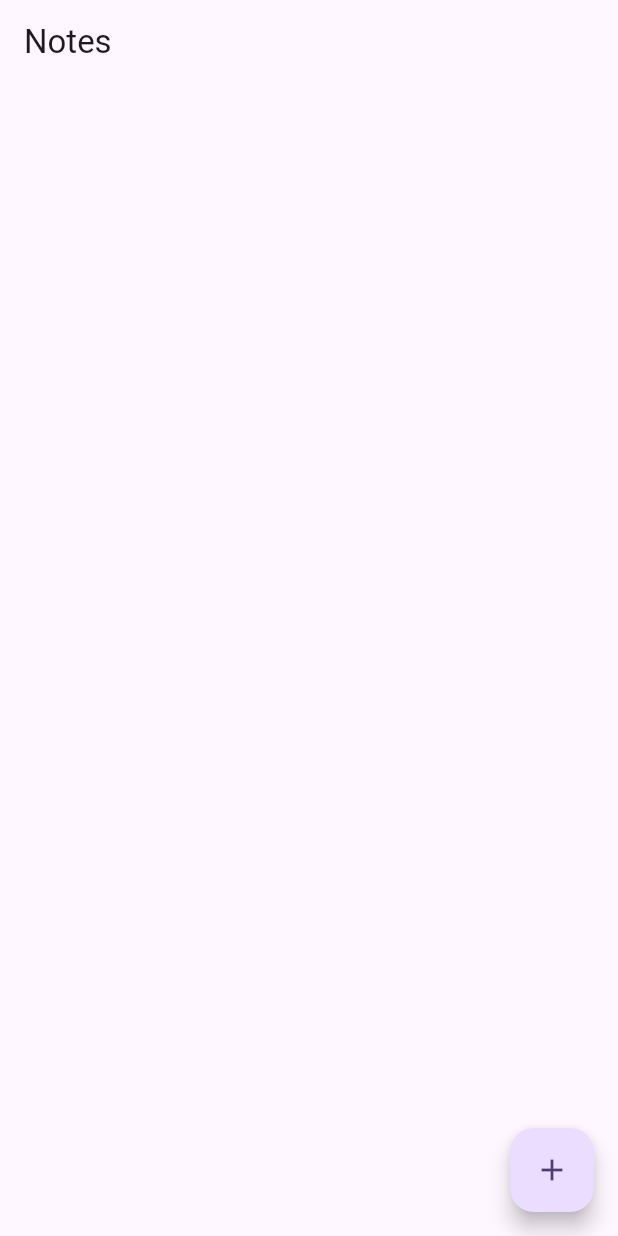
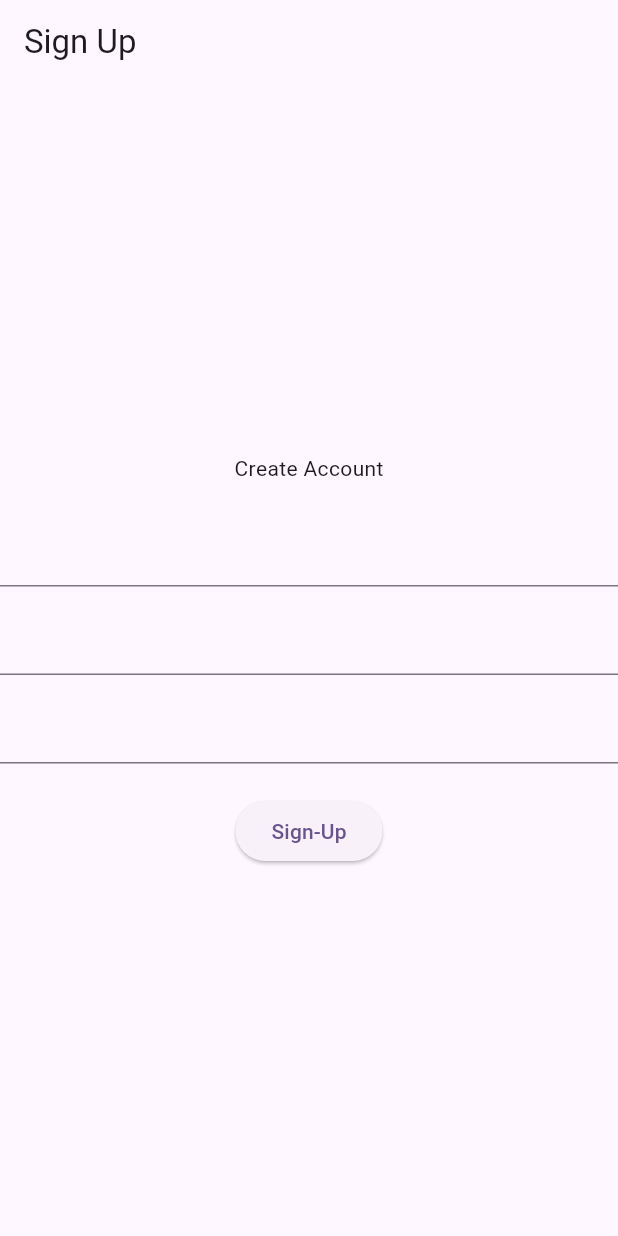
Before and after one commit to raunak2909/database_173, a Flutter app: the screen it shows after launch, on a phone screen of 412 x 824 dp. Run offline on Flutter 3.47's test engine with Material 2 defaults, Android fonts, the phone set to English and light mode, and no system bars; our stand-ins replace sqflite; accounts and stored records are empty.

Commit message:
Add user table and user sign up, login

```diff
--- a/lib/app_db.dart
+++ b/lib/app_db.dart
@@ -1,4 +1,5 @@
 import 'package:database_173/model/note_model.dart';
+import 'package:database_173/model/user_model.dart';
 import 'package:path/path.dart';
 import 'package:path_provider/path_provider.dart';
 import 'package:sqflite/sqflite.dart';
@@ -13,33 +14,37 @@ class AppDataBase {
 
   ///table
   static final String NOTE_TABLE = "notes";
-  ///columns
+  static final String USER_TABLE = "users";
+
+  ///users columns
+  static final String COLUMN_USER_ID = "uId";
+  static final String COLUMN_USER_NAME = "uName";
+  static final String COLUMN_USER_EMAIL = "uEmail";
+  static final String COLUMN_USER_PASS = "uPass";
+
+  ///note columns
+  ///add uid here also
   static final String COLUMN_NOTE_ID = "noteId";
   static final String COLUMN_NOTE_TITLE = "title";
   static final String COLUMN_NOTE_DESC = "desc";
-
-
-
-
-
 
   Future<Database> initDB() async {
     var docDirectory = await getApplicationDocumentsDirectory();
 
     var dbPath = join(docDirectory.path, "noteDb.db");
 
-    return await openDatabase(
-        dbPath,
-        version: 1,
-        onCreate: (db, version) {
+    return await openDatabase(dbPath, version: 1, onCreate: (db, version) {
       //create all your tables here
 
       db.execute(
-          "create table $NOTE_TABLE ( $COLUMN_NOTE_ID integer primary key autoincrement, $COLUMN_NOTE_TITLE text, $COLUMN_NOTE_DESC text )");
+          "create table $USER_TABLE ( $COLUMN_USER_ID integer primary key autoincrement, $COLUMN_USER_NAME text, $COLUMN_USER_EMAIL text, $COLUMN_USER_PASS text)");
+
+      db.execute(
+          "create table $NOTE_TABLE ( $COLUMN_NOTE_ID integer primary key autoincrement, $COLUMN_USER_ID integer, $COLUMN_NOTE_TITLE text, $COLUMN_NOTE_DESC text )");
     });
   }
 
-  Future<Database> getDB() async{
+  Future<Database> getDB() async {
     if (myDB != null) {
       return myDB!;
     } else {
@@ -48,23 +53,19 @@ class AppDataBase {
     }
   }
 
-
-  void addNote(NoteModel newNote) async{
-
+  void addNote(NoteModel newNote) async {
     var db = await getDB();
 
     db.insert(NOTE_TABLE, newNote.toMap());
-
   }
 
-  Future<List<NoteModel>> fetchNotes() async{
-
+  Future<List<NoteModel>> fetchNotes() async {
     var db = await getDB();
     List<NoteModel> arrNotes = [];
 
     var data = await db.query(NOTE_TABLE);
 
-    for(Map<String, dynamic> eachMap in data){
+    for (Map<String, dynamic> eachMap in data) {
       var noteModel = NoteModel.fromMap(eachMap);
       arrNotes.add(noteModel);
     }
@@ -72,16 +73,54 @@ class AppDataBase {
     return arrNotes;
   }
 
-  void updateNote(NoteModel updatedNote) async{
+  void updateNote(NoteModel updatedNote) async {
     var db = await getDB();
 
     //db.update(NOTE_TABLE, updatedNote.toMap(), where: "$COLUMN_NOTE_ID = ${updatedNote.note_id}");
-    db.update(NOTE_TABLE, updatedNote.toMap(), where: "$COLUMN_NOTE_ID = ?", whereArgs: ['${updatedNote.note_id}']);
+    db.update(NOTE_TABLE, updatedNote.toMap(),
+        where: "$COLUMN_NOTE_ID = ?", whereArgs: ['${updatedNote.note_id}']);
   }
 
-  void deleteNote(int id) async{
+  void deleteNote(int id) async {
     var db = await getDB();
 
     db.delete(NOTE_TABLE, where: "$COLUMN_NOTE_ID = $id");
   }
+
+  ///Queries for USER
+  Future<bool> createAccount(UserModel newUser) async{
+
+    var check = await checkIfUserAlreadyExists(newUser.user_email);
+
+    if(!check){
+      // create user
+      var db = await getDB();
+      db.insert(USER_TABLE, newUser.toMap());
+      return true;
+    } else {
+      // do not create account
+      return false;
+    }
+  }
+
+  Future<bool> checkIfUserAlreadyExists(String email) async{
+    var db = await getDB();
+
+    var data = await db.query(USER_TABLE, where: "$COLUMN_USER_EMAIL = ?", whereArgs: [email]);
+
+    return data.isNotEmpty;
+  }
+
+  ///login
+  Future<bool> authenticateUser(String email, String pass) async{
+    var db = await getDB();
+
+    var data = await db.query(USER_TABLE, where: "$COLUMN_USER_EMAIL = ? and $COLUMN_USER_PASS = ?", whereArgs: [email, pass]);
+
+    return data.isNotEmpty;
+  }
+
+
+
+
 }
--- a/lib/main.dart
+++ b/lib/main.dart
@@ -2,6 +2,7 @@ import 'dart:io';
 
 import 'package:database_173/app_db.dart';
 import 'package:database_173/model/note_model.dart';
+import 'package:database_173/user_onboarding/sign_up_page.dart';
 import 'package:flutter/material.dart';
 
 void main() {
@@ -20,7 +21,7 @@ class MyApp extends StatelessWidget {
         colorScheme: ColorScheme.fromSeed(seedColor: Colors.deepPurple),
         useMaterial3: true,
       ),
-      home: HomePage(),
+      home: SignUpPage(),
     );
   }
 }
@@ -170,12 +171,14 @@ class _HomePageState extends State<HomePage> {
                             if (isUpdate) {
                               ///update note here
                               appDB.updateNote(NoteModel(
+                                user_id: 1,
                                   note_id: noteId,
                                   note_title: titleController.text.toString(),
                                   note_desc: descController.text.toString()));
                             } else {
                               ///add note here
                               appDB.addNote(NoteModel(
+                                user_id: 1,
                                   note_id: 0,
                                   note_title: titleController.text.toString(),
                                   note_desc: descController.text.toString()));
--- a/lib/model/note_model.dart
+++ b/lib/model/note_model.dart
@@ -1,31 +1,32 @@
 import 'package:database_173/app_db.dart';
 
 class NoteModel {
+  int user_id;
   int note_id;
   String note_title;
   String note_desc;
 
-  NoteModel({
+  NoteModel(
+      {required this.user_id,
       required this.note_id,
       required this.note_title,
-      required this.note_desc
-      });
+      required this.note_desc});
 
   //fromMap --> Model
-  factory NoteModel.fromMap(Map<String, dynamic> map){
+  factory NoteModel.fromMap(Map<String, dynamic> map) {
     return NoteModel(
+        user_id: map[AppDataBase.COLUMN_USER_ID],
         note_id: map[AppDataBase.COLUMN_NOTE_ID],
         note_title: map[AppDataBase.COLUMN_NOTE_TITLE],
         note_desc: map[AppDataBase.COLUMN_NOTE_DESC]);
   }
 
-
   // Model --> toMap
-  Map<String, dynamic> toMap(){
+  Map<String, dynamic> toMap() {
     return {
-      AppDataBase.COLUMN_NOTE_TITLE : note_title,
-      AppDataBase.COLUMN_NOTE_DESC : note_desc
+      AppDataBase.COLUMN_USER_ID: user_id,
+      AppDataBase.COLUMN_NOTE_TITLE: note_title,
+      AppDataBase.COLUMN_NOTE_DESC: note_desc
     };
   }
-
 }
--- /dev/null
+++ b/lib/model/user_model.dart
@@ -0,0 +1,30 @@
+import 'package:database_173/app_db.dart';
+
+class UserModel {
+  int user_id;
+  String user_name;
+  String user_email;
+  String user_pass;
+
+  UserModel(
+      {required this.user_id,
+      required this.user_name,
+      required this.user_email,
+      required this.user_pass});
+
+  factory UserModel.fromMap(Map<String, dynamic> map){
+    return UserModel(
+        user_id: map[AppDataBase.COLUMN_USER_ID],
+        user_name: map[AppDataBase.COLUMN_USER_NAME],
+        user_email: map[AppDataBase.COLUMN_USER_EMAIL],
+        user_pass: map[AppDataBase.COLUMN_USER_PASS]);
+  }
+
+  Map<String, dynamic> toMap(){
+    return {
+      AppDataBase.COLUMN_USER_NAME : user_name,
+      AppDataBase.COLUMN_USER_EMAIL : user_email,
+      AppDataBase.COLUMN_USER_PASS : user_pass
+    };
+  }
+}
--- /dev/null
+++ b/lib/user_onboarding/sign_up_page.dart
@@ -0,0 +1,67 @@
+import 'package:database_173/app_db.dart';
+import 'package:database_173/model/user_model.dart';
+import 'package:flutter/material.dart';
+
+class SignUpPage extends StatelessWidget {
+  var nameController = TextEditingController();
+  var emailController = TextEditingController();
+  var passController = TextEditingController();
+
+  @override
+  Widget build(BuildContext context) {
+    return Scaffold(
+      appBar: AppBar(
+        title: Text('Sign Up'),
+      ),
+      body: Column(
+        mainAxisAlignment: MainAxisAlignment.center,
+        children: [
+          Text('Create Account'),
+          SizedBox(
+            height: 21,
+          ),
+          TextField(
+            controller: nameController,
+          ),
+          SizedBox(
+            height: 11,
+          ),
+          TextField(
+            controller: emailController,
+          ),
+          SizedBox(
+            height: 11,
+          ),
+          TextField(
+            controller: passController,
+          ),
+          SizedBox(
+            height: 21,
+          ),
+          ElevatedButton(onPressed: () async{
+            if (nameController.text.isNotEmpty &&
+                emailController.text.isNotEmpty &&
+                passController.text.isNotEmpty) {
+              var appDb = AppDataBase.instance;
+
+              var check = await appDb.createAccount(UserModel(user_id: 0,
+                  user_name: nameController.text.toString(),
+                  user_email: emailController.text.toString(),
+                  user_pass: passController.text.toString()));
+
+              var msg = "";
+
+              if(check){
+                msg = "Account created successfully!!";
+              } else {
+                msg = "Can't create account as email already exists!!";
+              }
+
+              ScaffoldMessenger.of(context).showSnackBar(SnackBar(content: Text(msg)));
+            }
+          }, child: Text('Sign-Up'))
+        ],
+      ),
+    );
+  }
+}
```
